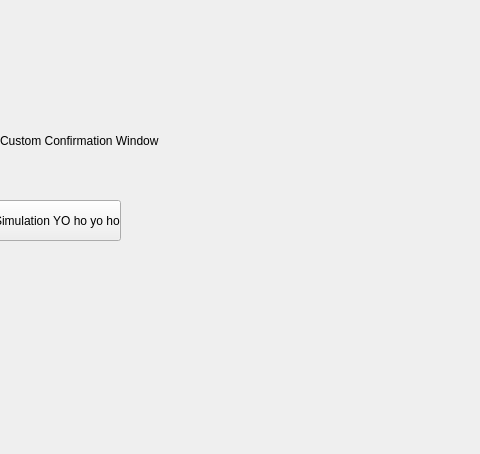
Qt form EuropeanVacation/tconfirmcustom.ui (brivero0/TeamMagmar) before a commit; both pictures show x 100 to 580 and y 0 to 454 of the 699 by 454 pixel window.
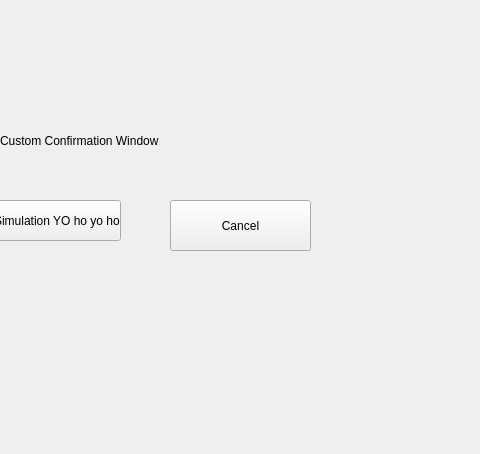
The same form after that commit.

Commit message: Uploading cancel buttons from intermediary windows and fixed picture in traveler ui

```diff
--- a/EuropeanVacation/tconfirmcustom.ui
+++ b/EuropeanVacation/tconfirmcustom.ui
@@ -39,6 +39,19 @@
     <string>Travel Simulation YO ho yo ho!</string>
    </property>
   </widget>
+  <widget class="QPushButton" name="cancelButton">
+   <property name="geometry">
+    <rect>
+     <x>270</x>
+     <y>200</y>
+     <width>141</width>
+     <height>51</height>
+    </rect>
+   </property>
+   <property name="text">
+    <string>Cancel</string>
+   </property>
+  </widget>
  </widget>
  <resources/>
  <connections/>
```
The commit also changes 12 other files.
